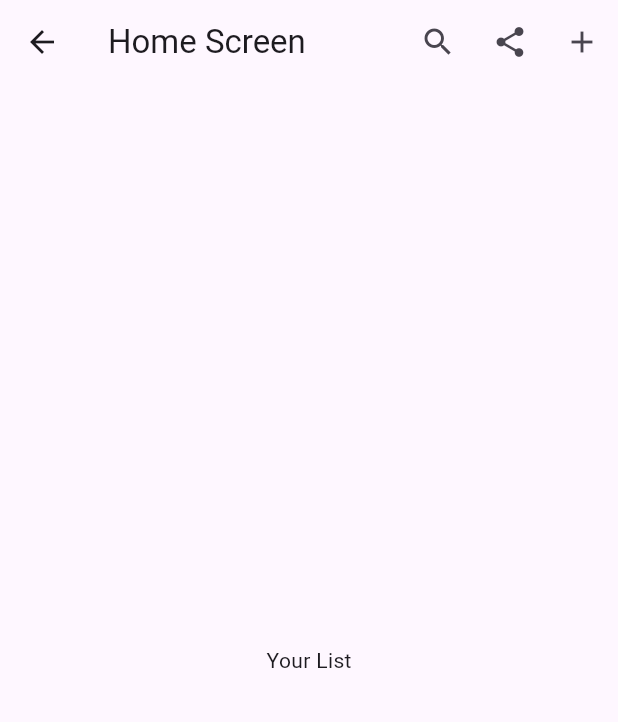
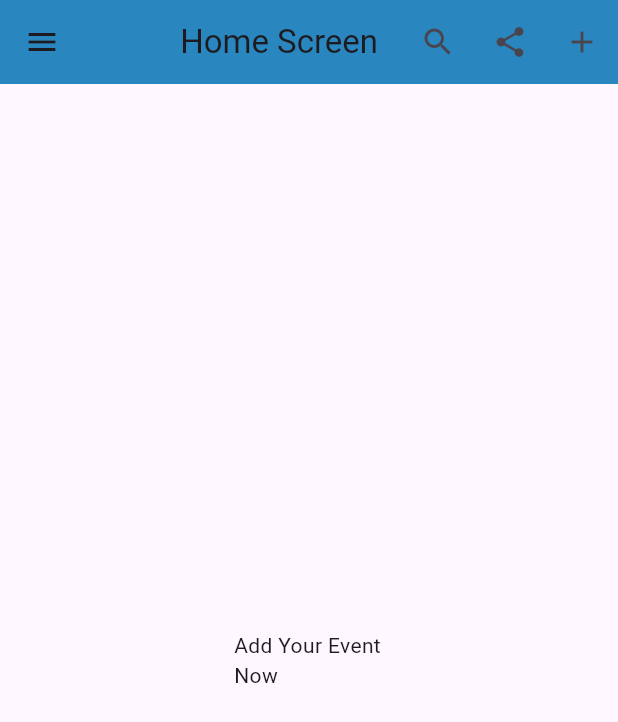
Before and after one commit to Aqilah87/Event_Reminder, a Flutter app: the HomeScreen screen opened directly, on a phone screen of 412 x 824 dp. Shown: the top 722 px of the screen. Run offline on Flutter 3.47's test engine with Material 3 defaults, Android fonts, the phone set to English and light mode, and no system bars.

Commit message:
3rd_commit_homePage

```diff
--- a/lib/home_screen.dart
+++ b/lib/home_screen.dart
@@ -6,27 +6,65 @@ class HomeScreen extends StatelessWidget{
   Widget build(BuildContext context){
     return Scaffold(
       appBar: AppBar(
+        backgroundColor: Color.fromARGB(255, 42, 134, 191),
         title: Text('Home Screen'),
+        centerTitle: true,
+        leading: Builder(
+          builder: (context) => IconButton(
+            icon: Icon(Icons.menu),
+            onPressed: () => Scaffold.of(context).openDrawer()
+            ),
+        ),
+
         actions: [
-
-          //icon
           IconButton(
             icon: Icon(Icons.search),
-            onPressed: (){
-            },
-            ),
-            IconButton(
+            onPressed: () {},
+          ),
+          IconButton(
             icon: Icon(Icons.share),
-            onPressed: () {
-            },
+            onPressed: () {},
           ),
           IconButton(
             icon: Icon(Icons.add),
-            onPressed: () {
-            },
+            onPressed: () {},
           ),
         ],
       ),
+
+      //sidebar menu
+      drawer: Drawer(
+        child: ListView(
+          padding: EdgeInsets.zero,
+          children: [
+          DrawerHeader(
+            decoration: BoxDecoration(color: Color.fromARGB(255, 42, 134, 191)),
+            child: Text(
+              'Menu',
+            style: TextStyle(color: Colors.white, fontSize: 24),
+            ),
+          ),
+
+          ListTile(
+              leading: Icon(Icons.home),
+              title: Text('Home'),
+              onTap: () {
+                Navigator.pop(context);
+              },
+            ),
+            ListTile(
+              leading: Icon(Icons.event),
+              title: Text('Events'),
+              onTap: () {
+                Navigator.push(
+                  context,
+                  MaterialPageRoute(builder: (context) => EventListPage()),
+                );
+              },
+            ),
+          ],
+            ),
+          ),
 
       body: Center(
         child: Column(
@@ -36,7 +74,9 @@ class HomeScreen extends StatelessWidget{
             width: 100,
             height: 100,
             color: Colors.greenAccent[300],
-            child: Center(child: Text ('Your List')),
+            child: Center(
+              child: Text ('Add Your Event Now'),
+            ),
             ),
           ],
         ),
```
